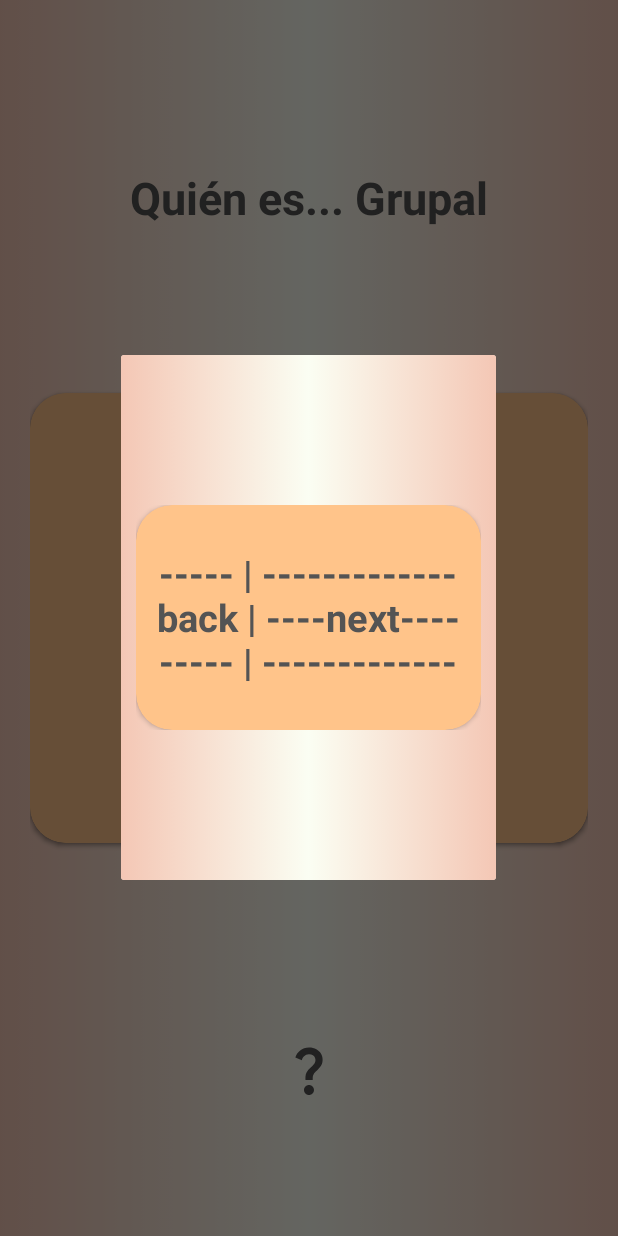
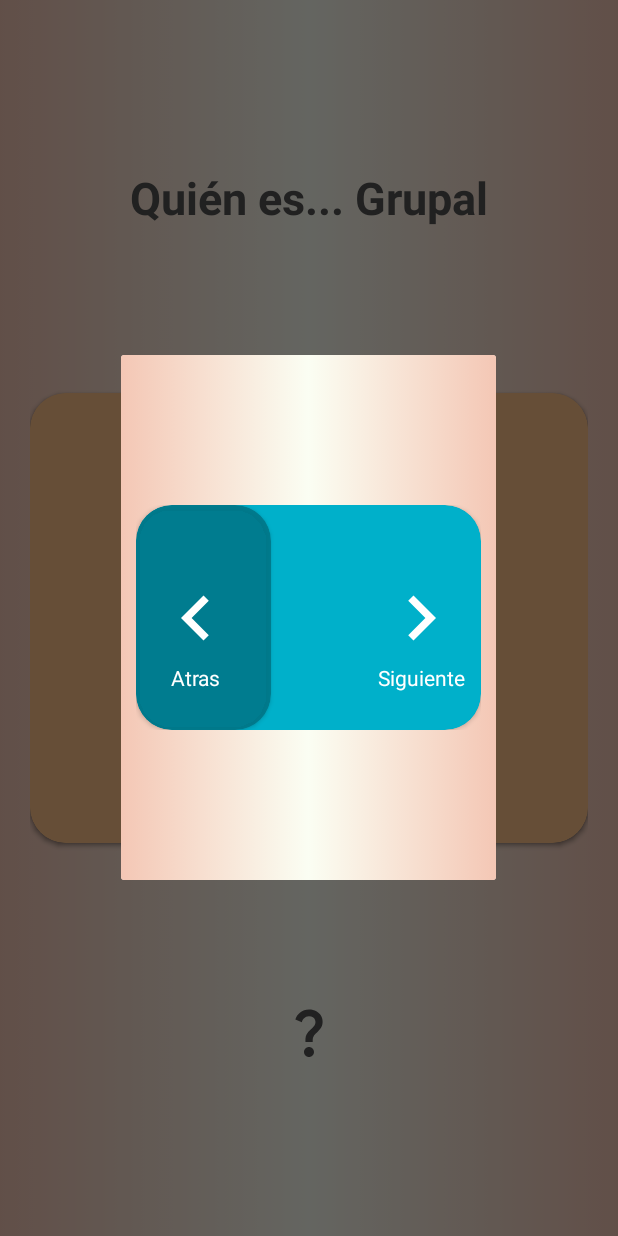
Before and after one commit to EzeDiazTrigo/QuestionsApp, an Android app: the PreguntasActivity screen opened directly, with no data from a screen before it, after a tap on an icon or button, on a phone screen of 412 x 824 dp. Run offline under Robolectric (Android 15) with nearby library versions, the phone set to English and light mode, and no system bars.

Commit message:
Modal ayuda lindo

```diff
--- /dev/null
+++ b/Preguntas1/app/src/main/res/drawable/ic_back.xml
@@ -0,0 +1,5 @@
+<vector xmlns:android="http://schemas.android.com/apk/res/android" android:autoMirrored="true" android:height="500dp" android:tint="#000000" android:viewportHeight="24" android:viewportWidth="24" android:width="500dp">
+
+    <path android:fillColor="@android:color/white" android:pathData="M15.41,7.41L14,6l-6,6 6,6 1.41,-1.41L10.83,12z"/>
+
+</vector>
--- /dev/null
+++ b/Preguntas1/app/src/main/res/drawable/ic_back24.xml
@@ -0,0 +1,5 @@
+<vector xmlns:android="http://schemas.android.com/apk/res/android" android:autoMirrored="true" android:height="500dp" android:tint="#000000" android:viewportHeight="24" android:viewportWidth="24" android:width="500dp">
+
+    <path android:fillColor="@android:color/white" android:pathData="M11.67,3.87L9.9,2.1 0,12l9.9,9.9 1.77,-1.77L3.54,12z"/>
+
+</vector>
--- /dev/null
+++ b/Preguntas1/app/src/main/res/drawable/ic_next.xml
@@ -0,0 +1,5 @@
+<vector xmlns:android="http://schemas.android.com/apk/res/android" android:autoMirrored="true" android:height="500dp" android:tint="#000000" android:viewportHeight="24" android:viewportWidth="24" android:width="500dp">
+
+    <path android:fillColor="@android:color/white" android:pathData="M10,6L8.59,7.41 13.17,12l-4.58,4.59L10,18l6,-6z"/>
+
+</vector>
--- a/Preguntas1/app/src/main/res/layout/activity_preguntas.xml
+++ b/Preguntas1/app/src/main/res/layout/activity_preguntas.xml
@@ -101,6 +101,6 @@
         app:layout_constraintBottom_toBottomOf="parent"
         app:layout_constraintStart_toStartOf="parent"
         app:layout_constraintEnd_toEndOf="parent"
-        android:layout_marginTop="100dp"/>
+        android:layout_marginTop="50dp"/>
 
 </androidx.constraintlayout.widget.ConstraintLayout>
--- a/Preguntas1/app/src/main/res/layout/dialog_new_question.xml
+++ b/Preguntas1/app/src/main/res/layout/dialog_new_question.xml
@@ -1,50 +1,95 @@
 <?xml version="1.0" encoding="utf-8"?>
 <androidx.constraintlayout.widget.ConstraintLayout xmlns:android="http://schemas.android.com/apk/res/android"
+    xmlns:tools="http://schemas.android.com/tools"
     android:layout_width="250dp"
     android:layout_height="wrap_content"
     xmlns:app="http://schemas.android.com/apk/res-auto"
     android:orientation="vertical"
     android:background="@drawable/background"
     android:paddingHorizontal="10dp"
-    android:paddingVertical="100dp">
+    android:paddingVertical="100dp"
+    >
+
+
 
     <androidx.cardview.widget.CardView
-        android:id="@+id/cvQuestionGeneral"
         android:layout_width="0dp"
         android:layout_height="150dp"
-
+        android:elevation="2dp"
         android:foregroundGravity="center"
-        app:cardBackgroundColor="@color/block_whois"
+        app:cardBackgroundColor="@color/background_card"
         app:cardCornerRadius="24dp"
         app:layout_constraintBottom_toBottomOf="parent"
         app:layout_constraintEnd_toEndOf="parent"
         app:layout_constraintStart_toStartOf="parent"
         app:layout_constraintTop_toTopOf="parent">
 
-        <androidx.appcompat.widget.LinearLayoutCompat
-            android:layout_width="match_parent"
-            android:layout_height="match_parent"
-            android:gravity="center"
-            android:orientation="vertical">
+        <androidx.cardview.widget.CardView
+            android:id="@+id/HelpBack"
+            android:layout_width="90dp"
+            android:layout_height="150dp"
+            app:cardCornerRadius="24dp"
+            app:cardBackgroundColor="@color/background_card3"
+            app:layout_constraintBottom_toBottomOf="parent"
+            app:layout_constraintStart_toStartOf="parent"
+            app:layout_constraintTop_toTopOf="parent">
+        </androidx.cardview.widget.CardView>
 
-            <TextView
-                android:id="@+id/Question"
-                android:layout_width="wrap_content"
-                android:layout_height="wrap_content"
-                android:gravity="center"
-                android:padding="10dp"
-                android:textColor="@color/textdark"
-                android:textSize="25sp"
-                android:textStyle="bold"
-                app:layout_constraintBottom_toBottomOf="parent"
-                app:layout_constraintEnd_toEndOf="parent"
-                app:layout_constraintStart_toStartOf="parent"
-                app:layout_constraintTop_toTopOf="parent"
-                android:text="@string/help"
-
-                />
-        </androidx.appcompat.widget.LinearLayoutCompat>
     </androidx.cardview.widget.CardView>
 
+    <androidx.constraintlayout.widget.ConstraintLayout
+        android:layout_width="0dp"
+        android:layout_height="150dp"
+        app:layout_constraintEnd_toEndOf="parent"
+        app:layout_constraintStart_toStartOf="parent"
+        android:elevation="2dp"
+        tools:ignore="MissingConstraints"
+        android:paddingHorizontal="10dp">
+
+        <ImageView
+            android:id="@+id/imgNext"
+            android:layout_width="60dp"
+            android:layout_height="60dp"
+            app:tint="@color/white"
+            android:src="@drawable/ic_next"
+            tools:ignore="MissingConstraints"
+            app:layout_constraintTop_toTopOf="parent"
+            app:layout_constraintBottom_toBottomOf="parent"
+            app:layout_constraintEnd_toEndOf="parent"
+            android:elevation="2dp"/>
+
+        <TextView
+            android:layout_width="wrap_content"
+            android:layout_height="wrap_content"
+            android:text="@string/helpNext"
+            android:textColor="@color/white"
+            app:layout_constraintTop_toBottomOf="@+id/imgNext"
+            app:layout_constraintEnd_toEndOf="@+id/imgNext"
+            app:layout_constraintStart_toStartOf="@id/imgNext"
+            />
+
+        <ImageView
+            android:id="@+id/imgBack"
+            android:layout_width="60dp"
+            android:layout_height="60dp"
+            app:tint="@color/white"
+            android:src="@drawable/ic_back"
+            tools:ignore="MissingConstraints"
+            app:layout_constraintTop_toTopOf="parent"
+            app:layout_constraintBottom_toBottomOf="parent"
+            app:layout_constraintStart_toStartOf="parent"
+            />
+
+        <TextView
+            android:id="@+id/textView"
+            android:layout_width="wrap_content"
+            android:layout_height="wrap_content"
+            android:text="@string/helpBack"
+            android:textColor="@color/white"
+            app:layout_constraintTop_toBottomOf="@+id/imgBack"
+            app:layout_constraintStart_toStartOf="@id/imgBack"
+            app:layout_constraintEnd_toEndOf="@id/imgBack"/>
+
+    </androidx.constraintlayout.widget.ConstraintLayout>
 
 </androidx.constraintlayout.widget.ConstraintLayout>
--- a/Preguntas1/app/src/main/res/values/colors.xml
+++ b/Preguntas1/app/src/main/res/values/colors.xml
@@ -4,14 +4,15 @@
     <color name="purple_500">#FF6200EE</color>
     <color name="purple_700">#FF3700B3</color>
     <color name="teal_200">#FF03DAC5</color>
-    <color name="teal_700">#858585</color>
+    <color name="teal_700">#A8A8A8</color>
     <color name="black">#FF000000</color>
     <color name="white">#FFFFFFFF</color>
 
     <color name="background_card1">#fbfef3</color>
     <color name="background_card2">#F4C7B5</color>
 
-    <color name="background_card">#0097B2</color>
+    <color name="background_card">#00B0CA</color>
+    <color name="background_card3">#DC007687</color>
     <color name="background_disable">#6C6C6C</color>
     <color name="background_todo_app">#6D80EC</color>
     <color name="subtitle_text">#CDCDCD</color>
--- a/Preguntas1/app/src/main/res/values/strings.xml
+++ b/Preguntas1/app/src/main/res/values/strings.xml
@@ -19,7 +19,8 @@
     <string name="debate">Temas de discusión</string>
     <string name="select">Elecciones</string>
     <string name="selectQuestion">selectQuestions</string>
-    <string name="help">----- | ------------- back | ----next---- ----- | -------------</string>
+    <string name="helpBack">Atras</string>
+    <string name="helpNext">Siguiente</string>
 
     <string name="whoisTest">whois</string>
 
```
Also changed, not shown: 1 other file.
